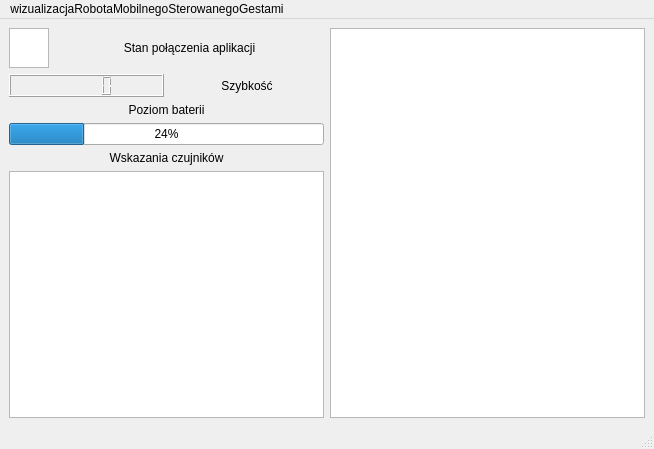
Before: the Qt Designer form ui/mainwindow.ui in Ludrii/wizualizacjaRobotaMobilnegoSterowanegoGestami, drawn with Qt 5.
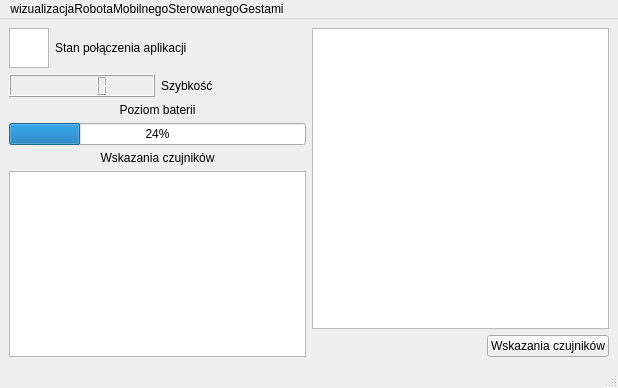
After: the same form once the commit is applied.

The edit to the form file:
```diff
--- a/ui/mainwindow.ui
+++ b/ui/mainwindow.ui
@@ -6,18 +6,16 @@
    <rect>
     <x>0</x>
     <y>0</y>
-    <width>654</width>
-    <height>449</height>
+    <width>618</width>
+    <height>388</height>
    </rect>
   </property>
   <property name="windowTitle">
    <string>MainWindow</string>
   </property>
   <widget class="QWidget" name="centralwidget">
-   <layout class="QGridLayout" name="gridLayout_2">
+   <layout class="QGridLayout" name="gridLayout_3">
     <item row="0" column="0">
-     <layout class="QHBoxLayout" name="horizontalLayout_3">
-      <item>
        <layout class="QGridLayout" name="gridLayout">
         <item row="0" column="0">
          <layout class="QHBoxLayout" name="horizontalLayout">
@@ -46,7 +44,7 @@
              <string>Stan połączenia aplikacji</string>
             </property>
             <property name="alignment">
-             <set>Qt::AlignCenter</set>
+           <set>Qt::AlignLeading|Qt::AlignLeft|Qt::AlignVCenter</set>
             </property>
            </widget>
           </item>
@@ -63,7 +61,7 @@
              <string>Szybkość</string>
             </property>
             <property name="alignment">
-             <set>Qt::AlignCenter</set>
+           <set>Qt::AlignLeading|Qt::AlignLeft|Qt::AlignVCenter</set>
             </property>
            </widget>
           </item>
@@ -109,9 +107,31 @@
         </item>
        </layout>
       </item>
-      <item>
+    <item row="0" column="1">
+     <layout class="QGridLayout" name="gridLayout_2">
+      <item row="0" column="0" colspan="2">
        <widget class="QGraphicsView" name="graphicsView_3"/>
       </item>
+      <item row="1" column="0">
+       <spacer name="horizontalSpacer">
+        <property name="orientation">
+         <enum>Qt::Horizontal</enum>
+        </property>
+        <property name="sizeHint" stdset="0">
+         <size>
+          <width>78</width>
+          <height>20</height>
+         </size>
+        </property>
+       </spacer>
+      </item>
+      <item row="1" column="1">
+       <widget class="QPushButton" name="pushButton">
+        <property name="text">
+         <string>Wskazania czujników</string>
+        </property>
+       </widget>
+      </item>
      </layout>
     </item>
    </layout>
@@ -121,7 +141,7 @@
     <rect>
      <x>0</x>
      <y>0</y>
-     <width>654</width>
+     <width>618</width>
      <height>22</height>
     </rect>
    </property>
```
Lines whose indentation alone changed are shown as unchanged.
